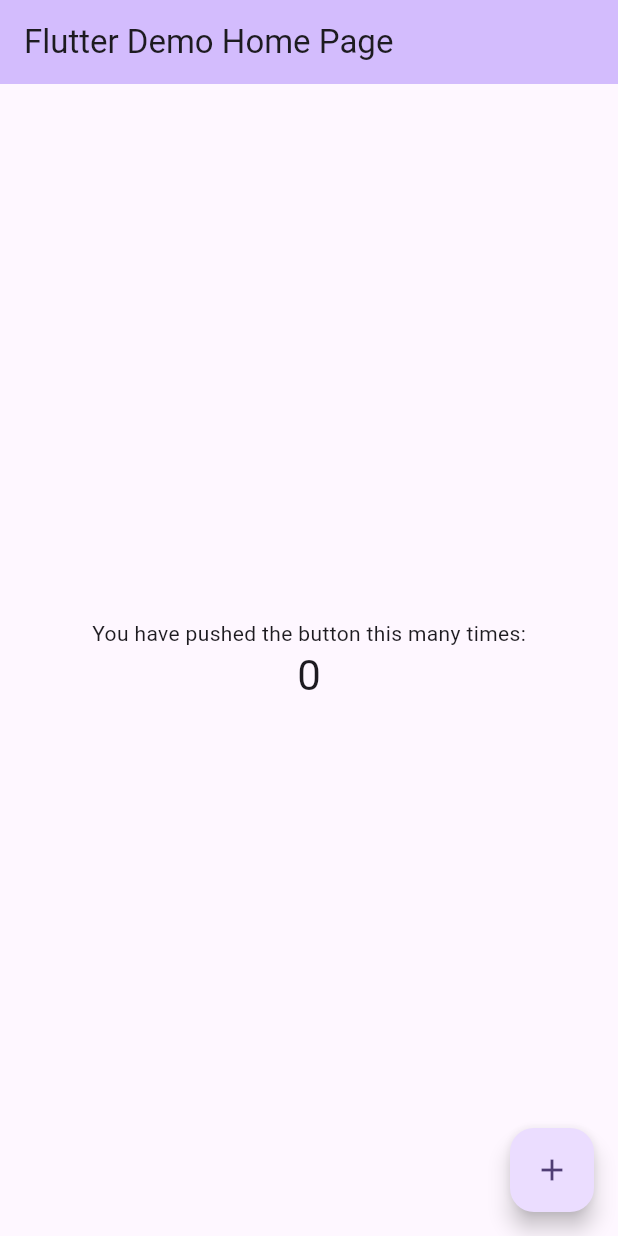
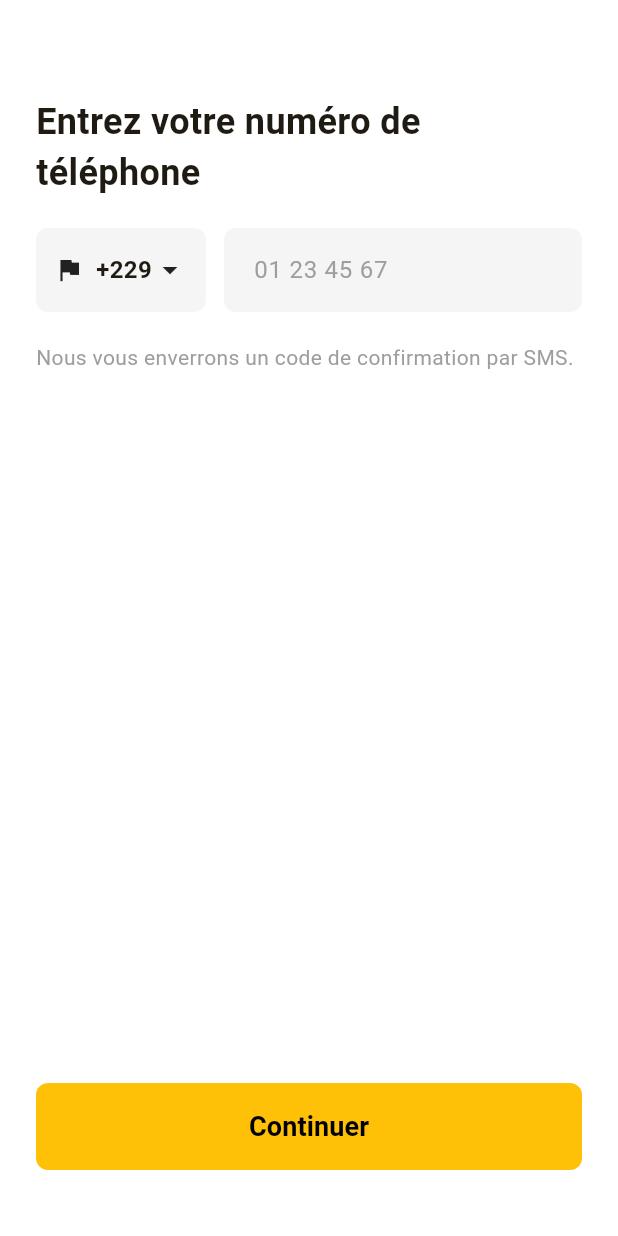
Before and after one commit to could-ai/019aa3cf-0baa-7dd9-aada-18333c1df48c, a Flutter app: the screen it shows after launch, on a phone screen of 412 x 824 dp. Run offline on Flutter 3.47's test engine with Material 3 defaults, Android fonts, the phone set to English and light mode, and no system bars.

```diff
--- a/usr/lib/main.dart
+++ b/usr/lib/main.dart
@@ -1,120 +1,68 @@
 import 'package:flutter/material.dart';
+import 'package:couldai_user_app/screens/splash_screen.dart';
+import 'package:couldai_user_app/screens/login_screen.dart';
+import 'package:couldai_user_app/screens/home_screen.dart';
+import 'package:couldai_user_app/screens/ride_selection_screen.dart';
 
 void main() {
-  runApp(const MyApp());
+  runApp(const MotoTaxiApp());
 }
 
-class MyApp extends StatelessWidget {
-  const MyApp({super.key});
+class MotoTaxiApp extends StatelessWidget {
+  const MotoTaxiApp({super.key});
 
-  // This widget is the root of your application.
   @override
   Widget build(BuildContext context) {
     return MaterialApp(
-      title: 'Flutter Demo',
+      title: 'MotoRide',
       debugShowCheckedModeBanner: false,
       theme: ThemeData(
-        // This is the theme of your application.
-        //
-        // TRY THIS: Try running your application with "flutter run". You'll see
-        // the application has a purple toolbar. Then, without quitting the app,
-        // try changing the seedColor in the colorScheme below to Colors.green
-        // and then invoke "hot reload" (save your changes or press the "hot
-        // reload" button in a Flutter-supported IDE, or press "r" if you used
-        // the command line to start the app).
-        //
-        // Notice that the counter didn't reset back to zero; the application
-        // state is not lost during the reload. To reset the state, use hot
-        // restart instead.
-        //
-        // This works for code too, not just values: Most code changes can be
-        // tested with just a hot reload.
-        colorScheme: ColorScheme.fromSeed(seedColor: Colors.deepPurple),
+        colorScheme: ColorScheme.fromSeed(
+          seedColor: const Color(0xFFFFC107), // Amber/Yellow for Moto Taxi
+          primary: const Color(0xFFFFC107),
+          secondary: const Color(0xFF212121),
+        ),
+        useMaterial3: true,
+        scaffoldBackgroundColor: Colors.white,
+        appBarTheme: const AppBarTheme(
+          backgroundColor: Colors.white,
+          elevation: 0,
+          iconTheme: IconThemeData(color: Colors.black),
+          titleTextStyle: TextStyle(
+            color: Colors.black,
+            fontSize: 20,
+            fontWeight: FontWeight.bold,
+          ),
+        ),
+        elevatedButtonTheme: ElevatedButtonThemeData(
+          style: ElevatedButton.styleFrom(
+            backgroundColor: const Color(0xFFFFC107),
+            foregroundColor: Colors.black,
+            elevation: 0,
+            shape: RoundedRectangleBorder(
+              borderRadius: BorderRadius.circular(8),
+            ),
+            padding: const EdgeInsets.symmetric(vertical: 16),
+          ),
+        ),
+        inputDecorationTheme: InputDecorationTheme(
+          filled: true,
+          fillColor: Colors.grey[100],
+          border: OutlineInputBorder(
+            borderRadius: BorderRadius.circular(8),
+            borderSide: BorderSide.none,
+          ),
+          contentPadding: const EdgeInsets.symmetric(horizontal: 16, vertical: 16),
+        ),
       ),
-      home: const MyHomePage(title: 'Flutter Demo Home Page'),
+      // Route de base sécurisée
+      initialRoute: '/',
+      routes: {
+        '/': (context) => const SplashScreen(),
+        '/login': (context) => const LoginScreen(),
+        '/home': (context) => const HomeScreen(),
+        '/ride_selection': (context) => const RideSelectionScreen(),
+      },
     );
   }
 }
-
-class MyHomePage extends StatefulWidget {
-  const MyHomePage({super.key, required this.title});
-
-  // This widget is the home page of your application. It is stateful, meaning
-  // that it has a State object (defined below) that contains fields that affect
-  // how it looks.
-
-  // This class is the configuration for the state. It holds the values (in this
-  // case the title) provided by the parent (in this case the App widget) and
-  // used by the build method of the State. Fields in a Widget subclass are
-  // always marked "final".
-
-  final String title;
-
-  @override
-  State<MyHomePage> createState() => _MyHomePageState();
-}
-
-class _MyHomePageState extends State<MyHomePage> {
-  int _counter = 0;
-
-  void _incrementCounter() {
-    setState(() {
-      // This call to setState tells the Flutter framework that something has
-      // changed in this State, which causes it to rerun the build method below
-      // so that the display can reflect the updated values. If we changed
-      // _counter without calling setState(), then the build method would not be
-      // called again, and so nothing would appear to happen.
-      _counter++;
-    });
-  }
-
-  @override
-  Widget build(BuildContext context) {
-    // This method is rerun every time setState is called, for instance as done
-    // by the _incrementCounter method above.
-    //
-    // The Flutter framework has been optimized to make rerunning build methods
-    // fast, so that you can just rebuild anything that needs updating rather
-    // than having to individually change instances of widgets.
-    return Scaffold(
-      appBar: AppBar(
-        // TRY THIS: Try changing the color here to a specific color (to
-        // Colors.amber, perhaps?) and trigger a hot reload to see the AppBar
-        // change color while the other colors stay the same.
-        backgroundColor: Theme.of(context).colorScheme.inversePrimary,
-        // Here we take the value from the MyHomePage object that was created by
-        // the App.build method, and use it to set our appbar title.
-        title: Text(widget.title),
-      ),
-      body: Center(
-        // Center is a layout widget. It takes a single child and positions it
-        // in the middle of the parent.
-        child: Column(
-          // Column is also a layout widget. It takes a list of children and
-          // arranges them vertically. By default, it sizes itself to fit its
-          // children horizontally, and tries to be as tall as its parent.
-          //
-          // Column has various properties to control how it sizes itself and
-          // how it positions its children. Here we use mainAxisAlignment to
-          // center the children vertically; the main axis here is the vertical
-          // axis because Columns are vertical (the cross axis would be
-          // horizontal).
-          //
-          // TRY THIS: Invoke "debug painting" (choose the "Toggle Debug Paint"
-          // action in the IDE, or press "p" in the console), to see the
-          // wireframe for each widget.
-          mainAxisAlignment: MainAxisAlignment.center,
-          children: <Widget>[
-            const Text('You have pushed the button this many times:'),
-            Text('$_counter', style: Theme.of(context).textTheme.headlineMedium),
-          ],
-        ),
-      ),
-      floatingActionButton: FloatingActionButton(
-        onPressed: _incrementCounter,
-        tooltip: 'Increment',
-        child: const Icon(Icons.add),
-      ), // This trailing comma makes auto-formatting nicer for build methods.
-    );
-  }
-}
--- /dev/null
+++ b/usr/lib/screens/login_screen.dart
@@ -0,0 +1,78 @@
+import 'package:flutter/material.dart';
+
+class LoginScreen extends StatelessWidget {
+  const LoginScreen({super.key});
+
+  @override
+  Widget build(BuildContext context) {
+    return Scaffold(
+      body: SafeArea(
+        child: Padding(
+          padding: const EdgeInsets.all(24.0),
+          child: Column(
+            crossAxisAlignment: CrossAxisAlignment.start,
+            children: [
+              const SizedBox(height: 40),
+              const Text(
+                'Entrez votre numéro de téléphone',
+                style: TextStyle(
+                  fontSize: 24,
+                  fontWeight: FontWeight.bold,
+                ),
+              ),
+              const SizedBox(height: 20),
+              Row(
+                children: [
+                  Container(
+                    padding: const EdgeInsets.symmetric(horizontal: 12, vertical: 16),
+                    decoration: BoxDecoration(
+                      color: Colors.grey[100],
+                      borderRadius: BorderRadius.circular(8),
+                    ),
+                    child: Row(
+                      children: const [
+                        Icon(Icons.flag, size: 20),
+                        SizedBox(width: 8),
+                        Text('+229', style: TextStyle(fontSize: 16, fontWeight: FontWeight.bold)),
+                        Icon(Icons.arrow_drop_down),
+                      ],
+                    ),
+                  ),
+                  const SizedBox(width: 12),
+                  Expanded(
+                    child: TextField(
+                      keyboardType: TextInputType.phone,
+                      decoration: const InputDecoration(
+                        hintText: '01 23 45 67',
+                        hintStyle: TextStyle(color: Colors.grey),
+                      ),
+                    ),
+                  ),
+                ],
+              ),
+              const SizedBox(height: 20),
+              const Text(
+                'Nous vous enverrons un code de confirmation par SMS.',
+                style: TextStyle(color: Colors.grey),
+              ),
+              const Spacer(),
+              SizedBox(
+                width: double.infinity,
+                child: ElevatedButton(
+                  onPressed: () {
+                    Navigator.of(context).pushReplacementNamed('/home');
+                  },
+                  child: const Text(
+                    'Continuer',
+                    style: TextStyle(fontSize: 18, fontWeight: FontWeight.bold),
+                  ),
+                ),
+              ),
+              const SizedBox(height: 20),
+            ],
+          ),
+        ),
+      ),
+    );
+  }
+}
```
Also changed, not shown: usr/lib/screens/home_screen.dart (added, +147 -0 lines), usr/lib/screens/ride_selection_screen.dart (added, +223 -0 lines), usr/lib/screens/splash_screen.dart (added, +68 -0 lines).
